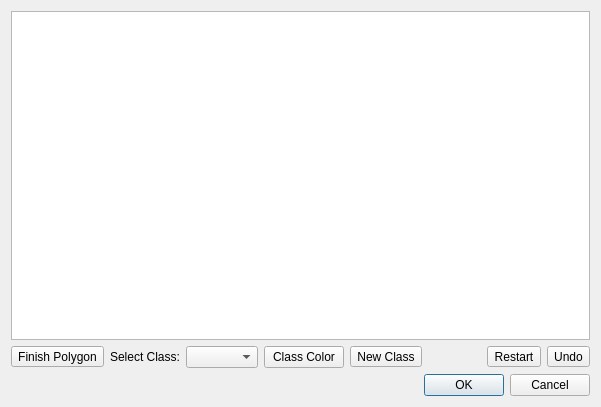
Above: src/annotatordialog.ui from KDE/mark before the change. Below: the same form after it.
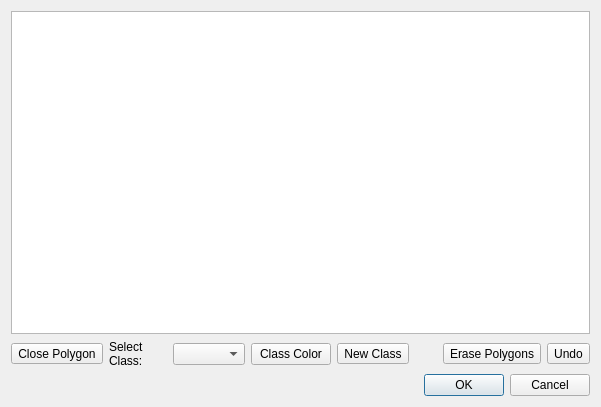
That is the form after the change.

The edit to the form file:
```diff
--- a/src/annotatordialog.ui
+++ b/src/annotatordialog.ui
@@ -26,7 +26,7 @@
      <item>
       <widget class="QToolButton" name="saveButton">
        <property name="text">
-        <string>Finish Polygon</string>
+        <string>Close Polygon</string>
        </property>
        <property name="toolButtonStyle">
         <enum>Qt::ToolButtonTextBesideIcon</enum>
@@ -83,7 +83,7 @@
      <item>
       <widget class="QToolButton" name="restartButton">
        <property name="text">
-        <string>Restart</string>
+        <string>Erase Polygons</string>
        </property>
        <property name="toolButtonStyle">
         <enum>Qt::ToolButtonTextBesideIcon</enum>
```
